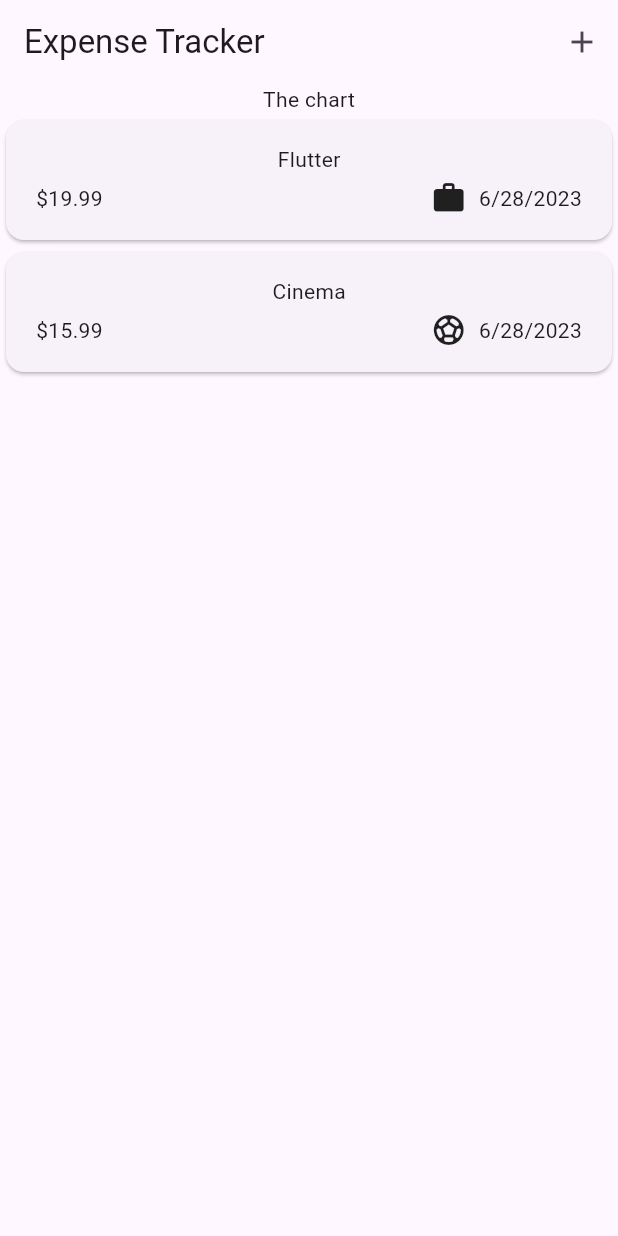
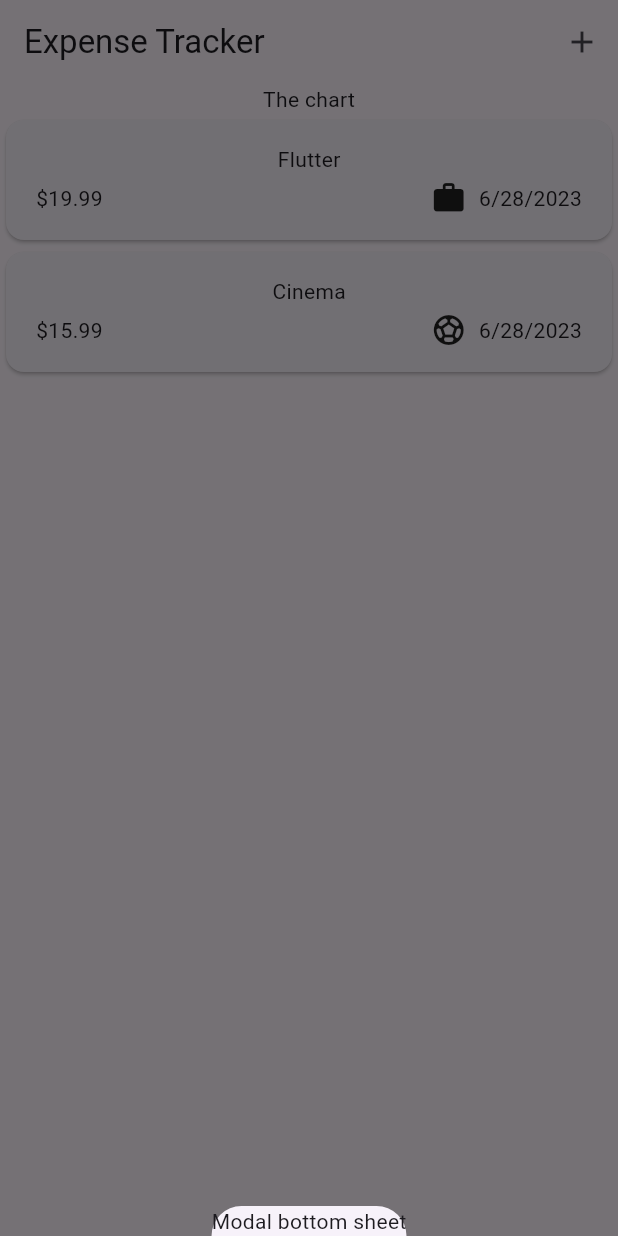
Before and after one commit to tejaslolage07/Learning-Flutter-Expense-Tracker-App, a Flutter app: the screen it shows after launch, after a tap on the "add" icon, on a phone screen of 412 x 824 dp. Run offline on Flutter 3.47's test engine with Material 2 defaults, Android fonts, the phone set to English and light mode, and no system bars.

Commit message:
Added modal bottom sheet

```diff
--- a/expense_tracker/lib/widgets/expenses.dart
+++ b/expense_tracker/lib/widgets/expenses.dart
@@ -27,13 +27,28 @@ class _ExpensesState extends State<Expenses> {
     ),
   ];
 
+  void _openAddExpensesOverlay() {
+    showModalBottomSheet(
+      context:
+          context, // This context property is automatically added by Flutter
+      // when using _ExpensesState. It has context of the ExpensesState widget class.
+      // It has widget meta data of Flutter. This context is for the whole class.
+      builder: (ctx) =>
+          const Text('Modal bottom sheet'), // Here, the context is about
+      // showModalBottomSheet (ctx for different name than context)
+    );
+  }
+
   @override
   Widget build(BuildContext context) {
     return Scaffold(
       appBar: AppBar(
         title: const Text('Expense Tracker'),
         actions: [
-          IconButton(onPressed: () {}, icon: Icon(Icons.add)),
+          IconButton(
+            onPressed: _openAddExpensesOverlay,
+            icon: Icon(Icons.add),
+          ),
         ],
       ),
       body: Column(
```
